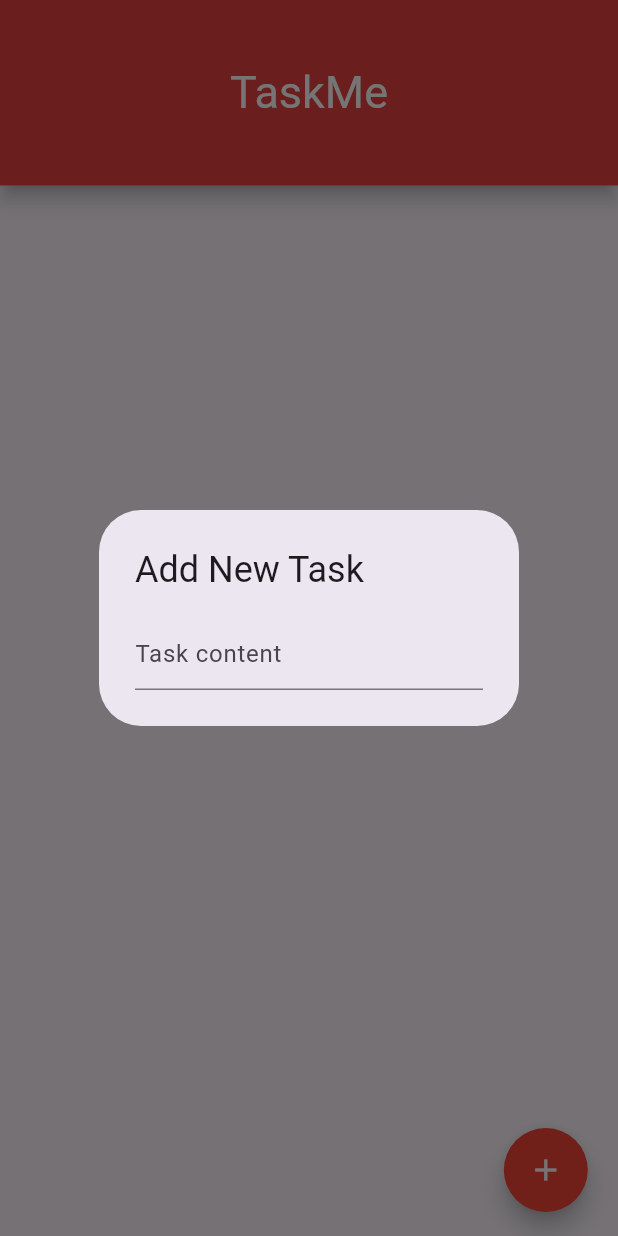
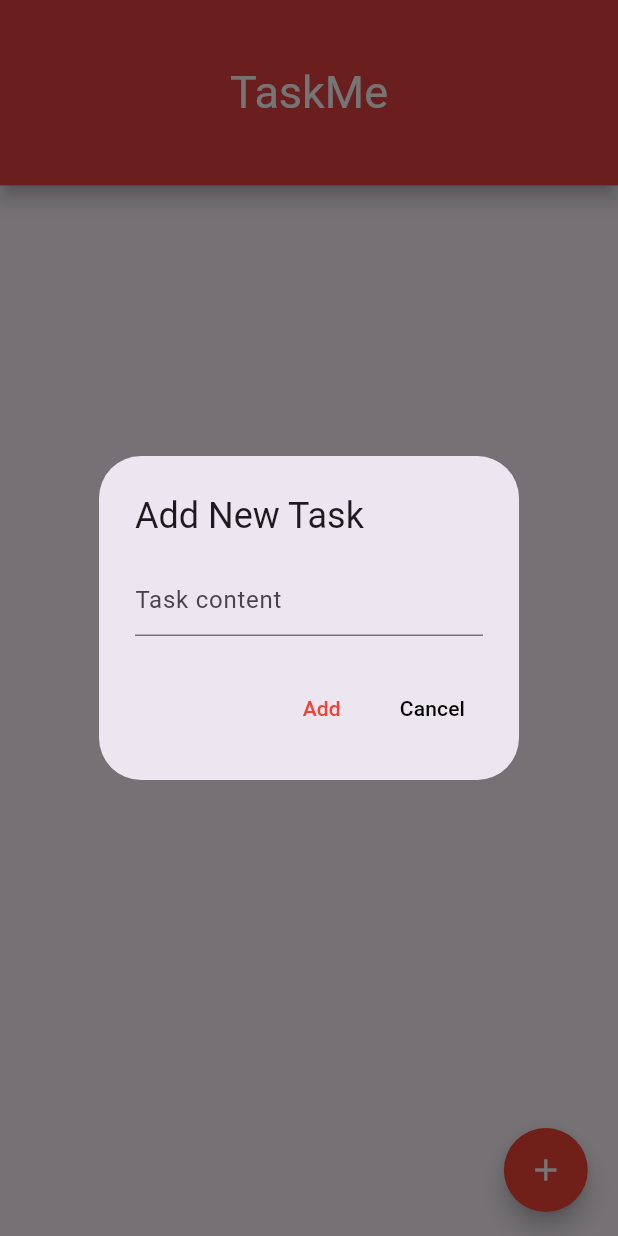
Before and after one commit to Yasitha-Bhanuka/TaskMe-Flutter-App, a Flutter app: the screen it shows after launch, after a tap on the "add" icon, on a phone screen of 412 x 824 dp. Run offline on Flutter 3.47's test engine with Material 3 defaults, Android fonts, the phone set to English and light mode, and no system bars; our stand-ins replace hive_flutter; accounts and stored records are empty.

Commit message:
Added the add, cancel buttons into the add task popup screen

```diff
--- a/lib/pages/home_page.dart
+++ b/lib/pages/home_page.dart
@@ -120,19 +120,6 @@ class _HomePageState extends State<HomePage> {
         return AlertDialog(
           title: const Text('Add New Task'),
           content: TextField(
-              onSubmitted: (_) {
-                if (_newTaskContent != null) {
-                  var _task = Task(
-                      content: _newTaskContent!,
-                      timestamp: DateTime.now(),
-                      done: false);
-                  _box!.add(_task.toMap());
-                }
-                setState(() {
-                  _newTaskContent = null;
-                  Navigator.pop(_context);
-                });
-              },
             onChanged: (value) {
               setState(() {
                 _newTaskContent = value;
@@ -142,7 +129,34 @@ class _HomePageState extends State<HomePage> {
               hintText: 'Task content',
             ),
           ),
+          actions: <Widget>[
+            TextButton(
+              onPressed: () {
+                if (_newTaskContent != null && _newTaskContent!.isNotEmpty) {
+                  var _task = Task(
+                    content: _newTaskContent!,
+                    timestamp: DateTime.now(),
+                    done: false,
                   );
+                  _box!.add(_task.toMap());
+                  setState(() {
+                    _newTaskContent = null;
                   });
                 }
+                Navigator.pop(_context);
+              },
+              child: const Text('Add', style: TextStyle(color: Colors.red)),
+            ),
+            TextButton(
+              onPressed: () {
+                Navigator.pop(_context);
+              },
+              child:
+                  const Text('Cancel', style: TextStyle(color: Colors.black)),
+            ),
+          ],
+        );
+      },
+    );
   }
+}
```
Lines whose indentation alone changed are shown as unchanged.
